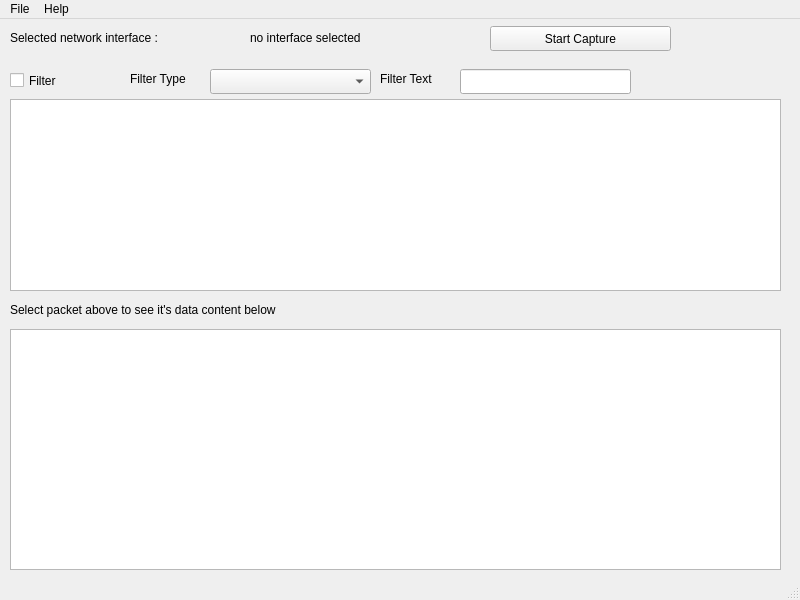
Old version of the form mainwindow.ui in the repository thehilmisu/qt-networkanalyzer.
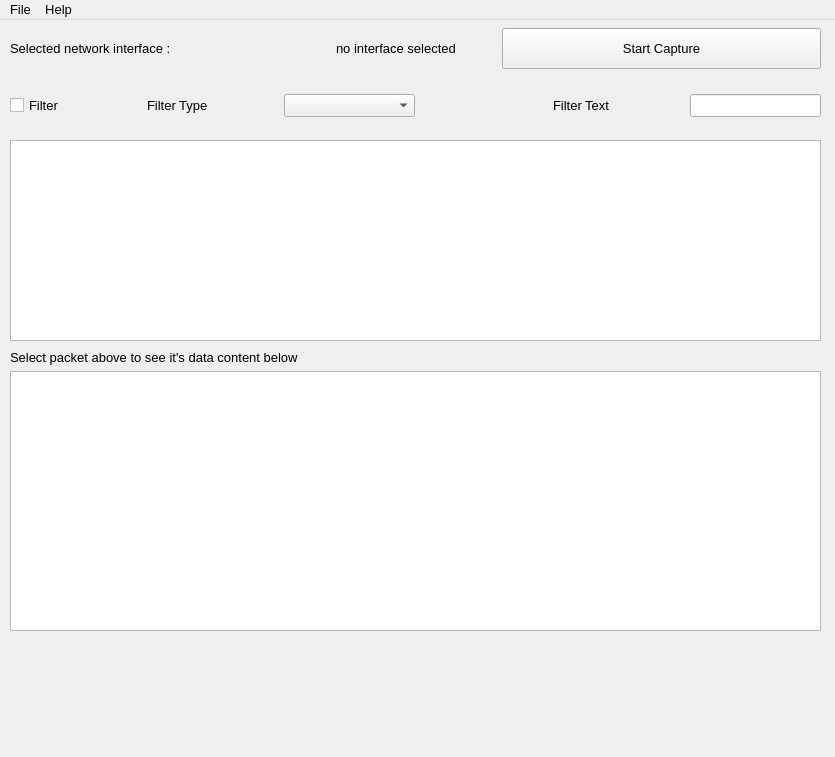
New version of the form.

Commit message: dummy URL detection and more human readable packet data details

```diff
--- a/mainwindow.ui
+++ b/mainwindow.ui
@@ -6,144 +6,226 @@
    <rect>
     <x>0</x>
     <y>0</y>
-    <width>800</width>
-    <height>600</height>
+    <width>835</width>
+    <height>757</height>
    </rect>
   </property>
+  <property name="sizePolicy">
+   <sizepolicy hsizetype="Expanding" vsizetype="Expanding">
+    <horstretch>5</horstretch>
+    <verstretch>5</verstretch>
+   </sizepolicy>
+  </property>
+  <property name="font">
+   <font>
+    <pointsize>10</pointsize>
+   </font>
+  </property>
   <property name="windowTitle">
    <string>MainWindow</string>
   </property>
   <widget class="QWidget" name="centralwidget">
-   <widget class="QLabel" name="label">
+   <property name="sizePolicy">
+    <sizepolicy hsizetype="Expanding" vsizetype="Expanding">
+     <horstretch>0</horstretch>
+     <verstretch>5</verstretch>
+    </sizepolicy>
+   </property>
+   <widget class="QWidget" name="verticalLayoutWidget">
     <property name="geometry">
      <rect>
       <x>10</x>
-      <y>10</y>
-      <width>201</width>
-      <height>17</height>
+      <y>8</y>
+      <width>811</width>
+      <height>41</height>
      </rect>
     </property>
-    <property name="text">
-     <string>Selected network interface : </string>
-    </property>
+    <layout class="QVBoxLayout" name="verticalLayout" stretch="0">
+     <item>
+      <layout class="QHBoxLayout" name="horizontalLayout" stretch="5,0,0,5">
+       <item>
+        <widget class="QLabel" name="label">
+         <property name="sizePolicy">
+          <sizepolicy hsizetype="Expanding" vsizetype="Expanding">
+           <horstretch>0</horstretch>
+           <verstretch>5</verstretch>
+          </sizepolicy>
+         </property>
+         <property name="text">
+          <string>Selected network interface : </string>
+         </property>
+        </widget>
+       </item>
+       <item>
+        <widget class="QLabel" name="lblSelectedInterface">
+         <property name="sizePolicy">
+          <sizepolicy hsizetype="Preferred" vsizetype="Expanding">
+           <horstretch>0</horstretch>
+           <verstretch>5</verstretch>
+          </sizepolicy>
+         </property>
+         <property name="text">
+          <string>no interface selected</string>
+         </property>
+        </widget>
+       </item>
+       <item>
+        <spacer name="horizontalSpacer_3">
+         <property name="orientation">
+          <enum>Qt::Horizontal</enum>
+         </property>
+         <property name="sizeHint" stdset="0">
+          <size>
+           <width>40</width>
+           <height>20</height>
+          </size>
+         </property>
+        </spacer>
+       </item>
+       <item>
+        <widget class="QPushButton" name="btnStartCapture">
+         <property name="sizePolicy">
+          <sizepolicy hsizetype="Minimum" vsizetype="Expanding">
+           <horstretch>0</horstretch>
+           <verstretch>5</verstretch>
+          </sizepolicy>
+         </property>
+         <property name="text">
+          <string>Start Capture</string>
+         </property>
+        </widget>
+       </item>
+      </layout>
+     </item>
+    </layout>
    </widget>
-   <widget class="QPushButton" name="btnStartCapture">
+   <widget class="QWidget" name="verticalLayoutWidget_2">
     <property name="geometry">
      <rect>
-      <x>490</x>
-      <y>7</y>
-      <width>181</width>
-      <height>25</height>
-     </rect>
-    </property>
-    <property name="text">
-     <string>Start Capture</string>
-    </property>
-   </widget>
-   <widget class="QLabel" name="lblSelectedInterface">
-    <property name="geometry">
-     <rect>
-      <x>250</x>
-      <y>10</y>
-      <width>201</width>
-      <height>17</height>
-     </rect>
-    </property>
-    <property name="text">
-     <string>no interface selected</string>
-    </property>
-   </widget>
-   <widget class="QPlainTextEdit" name="plainTextEdit">
-    <property name="geometry">
-     <rect>
       <x>10</x>
-      <y>310</y>
-      <width>771</width>
-      <height>241</height>
+      <y>60</y>
+      <width>811</width>
+      <height>51</height>
      </rect>
     </property>
+    <layout class="QVBoxLayout" name="verticalLayout_2" stretch="0">
+     <property name="topMargin">
+      <number>0</number>
+     </property>
+     <item>
+      <layout class="QHBoxLayout" name="horizontalLayout_2" stretch="5,5,0,5,5,5">
+       <item>
+        <widget class="QCheckBox" name="filterCheckbox">
+         <property name="sizePolicy">
+          <sizepolicy hsizetype="Expanding" vsizetype="Fixed">
+           <horstretch>5</horstretch>
+           <verstretch>0</verstretch>
+          </sizepolicy>
+         </property>
+         <property name="text">
+          <string>Filter</string>
+         </property>
+        </widget>
+       </item>
+       <item>
+        <widget class="QLabel" name="label_3">
+         <property name="sizePolicy">
+          <sizepolicy hsizetype="Expanding" vsizetype="Preferred">
+           <horstretch>5</horstretch>
+           <verstretch>0</verstretch>
+          </sizepolicy>
+         </property>
+         <property name="text">
+          <string>Filter Type</string>
+         </property>
+        </widget>
+       </item>
+       <item>
+        <widget class="QComboBox" name="filterTypeCombo">
+         <property name="sizePolicy">
+          <sizepolicy hsizetype="Expanding" vsizetype="Fixed">
+           <horstretch>5</horstretch>
+           <verstretch>0</verstretch>
+          </sizepolicy>
+         </property>
+        </widget>
+       </item>
+       <item>
+        <spacer name="horizontalSpacer_8">
+         <property name="orientation">
+          <enum>Qt::Horizontal</enum>
+         </property>
+         <property name="sizeHint" stdset="0">
+          <size>
+           <width>40</width>
+           <height>20</height>
+          </size>
+         </property>
+        </spacer>
+       </item>
+       <item>
+        <widget class="QLabel" name="label_4">
+         <property name="sizePolicy">
+          <sizepolicy hsizetype="Expanding" vsizetype="Preferred">
+           <horstretch>5</horstretch>
+           <verstretch>0</verstretch>
+          </sizepolicy>
+         </property>
+         <property name="text">
+          <string>Filter Text</string>
+         </property>
+        </widget>
+       </item>
+       <item>
+        <widget class="QLineEdit" name="txtFilter">
+         <property name="sizePolicy">
+          <sizepolicy hsizetype="Expanding" vsizetype="Fixed">
+           <horstretch>10</horstretch>
+           <verstretch>0</verstretch>
+          </sizepolicy>
+         </property>
+        </widget>
+       </item>
+      </layout>
+     </item>
+    </layout>
    </widget>
-   <widget class="QLabel" name="label_2">
+   <widget class="QWidget" name="verticalLayoutWidget_3">
     <property name="geometry">
      <rect>
       <x>10</x>
-      <y>282</y>
-      <width>481</width>
-      <height>17</height>
+      <y>120</y>
+      <width>811</width>
+      <height>201</height>
      </rect>
     </property>
-    <property name="text">
-     <string>Select packet above to see it's data content below</string>
-    </property>
+    <layout class="QVBoxLayout" name="verticalLayout_3" stretch="0">
+     <item>
+      <widget class="QTableWidget" name="monitoredPackets"/>
+     </item>
+    </layout>
    </widget>
-   <widget class="QTableWidget" name="monitoredPackets">
+   <widget class="QWidget" name="verticalLayoutWidget_4">
     <property name="geometry">
      <rect>
       <x>10</x>
-      <y>80</y>
-      <width>771</width>
-      <height>192</height>
+      <y>330</y>
+      <width>811</width>
+      <height>281</height>
      </rect>
     </property>
-   </widget>
-   <widget class="QCheckBox" name="filterCheckbox">
-    <property name="geometry">
-     <rect>
-      <x>10</x>
-      <y>50</y>
-      <width>101</width>
-      <height>23</height>
-     </rect>
-    </property>
-    <property name="text">
-     <string>Filter</string>
-    </property>
-   </widget>
-   <widget class="QComboBox" name="filterTypeCombo">
-    <property name="geometry">
-     <rect>
-      <x>210</x>
-      <y>50</y>
-      <width>161</width>
-      <height>25</height>
-     </rect>
-    </property>
-   </widget>
-   <widget class="QLabel" name="label_3">
-    <property name="geometry">
-     <rect>
-      <x>130</x>
-      <y>50</y>
-      <width>91</width>
-      <height>20</height>
-     </rect>
-    </property>
-    <property name="text">
-     <string>Filter Type</string>
-    </property>
-   </widget>
-   <widget class="QLabel" name="label_4">
-    <property name="geometry">
-     <rect>
-      <x>380</x>
-      <y>50</y>
-      <width>91</width>
-      <height>20</height>
-     </rect>
-    </property>
-    <property name="text">
-     <string>Filter Text</string>
-    </property>
-   </widget>
-   <widget class="QLineEdit" name="txtFilter">
-    <property name="geometry">
-     <rect>
-      <x>460</x>
-      <y>50</y>
-      <width>171</width>
-      <height>25</height>
-     </rect>
-    </property>
+    <layout class="QVBoxLayout" name="verticalLayout_4" stretch="0,0">
+     <item>
+      <widget class="QLabel" name="label_2">
+       <property name="text">
+        <string>Select packet above to see it's data content below</string>
+       </property>
+      </widget>
+     </item>
+     <item>
+      <widget class="QPlainTextEdit" name="plainTextEdit"/>
+     </item>
+    </layout>
    </widget>
   </widget>
   <widget class="QMenuBar" name="menubar">
@@ -151,8 +233,8 @@
     <rect>
      <x>0</x>
      <y>0</y>
-     <width>800</width>
-     <height>22</height>
+     <width>835</width>
+     <height>20</height>
     </rect>
    </property>
    <widget class="QMenu" name="menuFile">
@@ -173,7 +255,6 @@
    <addaction name="menuFile"/>
    <addaction name="menuHelp"/>
   </widget>
-  <widget class="QStatusBar" name="statusbar"/>
   <action name="actionTest">
    <property name="text">
     <string>Test</string>
```
Left out of the diff: 5 changed lines with no effect on the pictures. The commit also changes 4 other files.
